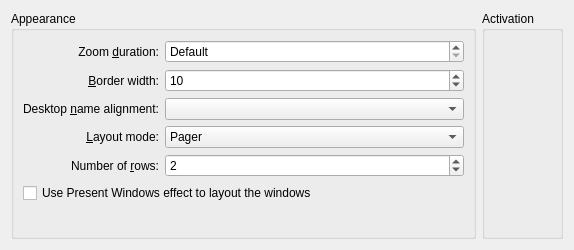
lfdevs/kwin, file effects/desktopgrid/desktopgrid_config.ui: the form before one commit.
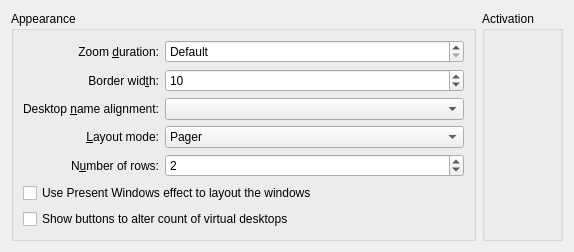
The form after the commit. Custom widgets are drawn as their Qt base class.

The edit to the form file:
```diff
--- a/effects/desktopgrid/desktopgrid_config.ui
+++ b/effects/desktopgrid/desktopgrid_config.ui
@@ -52,7 +52,7 @@
       <item row="1" column="0">
        <widget class="QLabel" name="label_3">
         <property name="text">
-         <string>&amp;Border width:</string>
+         <string>Border wid&amp;th:</string>
         </property>
         <property name="alignment">
          <set>Qt::AlignRight|Qt::AlignTrailing|Qt::AlignVCenter</set>
@@ -142,7 +142,7 @@
       <item row="4" column="0">
        <widget class="QLabel" name="layoutRowsLabel">
         <property name="text">
-         <string>Number of &amp;rows:</string>
+         <string>N&amp;umber of rows:</string>
         </property>
         <property name="alignment">
          <set>Qt::AlignRight|Qt::AlignTrailing|Qt::AlignVCenter</set>
@@ -191,6 +191,13 @@
         </property>
        </widget>
       </item>
+      <item row="6" column="0" colspan="2">
+       <widget class="QCheckBox" name="kcfg_ShowAddRemove">
+        <property name="text">
+         <string>Show buttons to alter count of virtual desktops</string>
+        </property>
+       </widget>
+      </item>
      </layout>
     </widget>
    </item>
```
